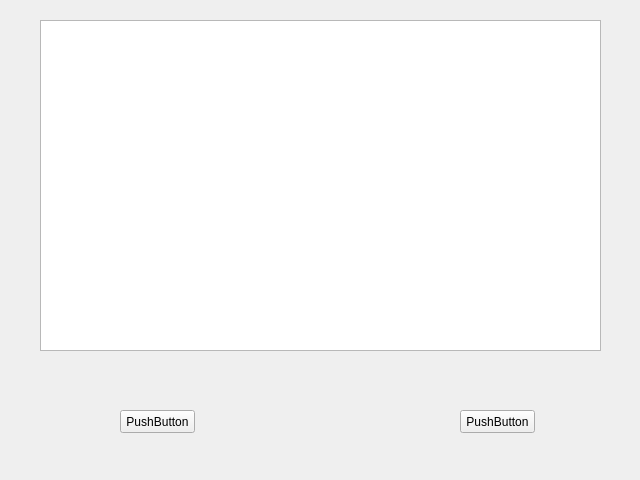
Qt form view/general/general.ui (Nastya-Dlusskaya/Corse-Work) before a commit.
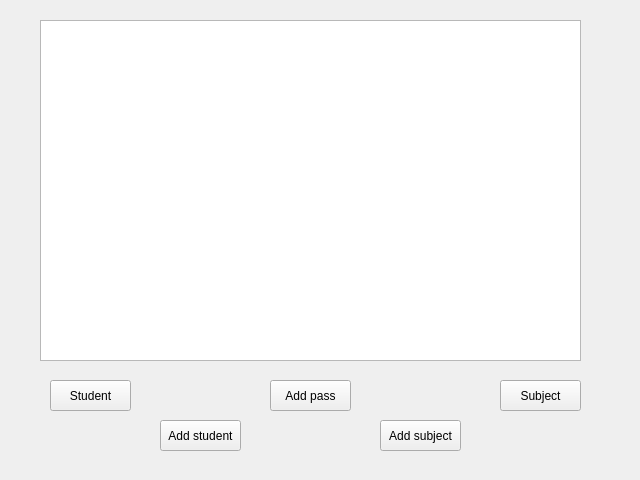
The same form after that commit. Icons and pictures are not drawn.

What changed in the file:
```diff
--- a/view/general/general.ui
+++ b/view/general/general.ui
@@ -16,27 +16,27 @@
   <widget class="QPushButton" name="pushButton">
    <property name="geometry">
     <rect>
-     <x>120</x>
-     <y>410</y>
-     <width>75</width>
-     <height>23</height>
+     <x>50</x>
+     <y>380</y>
+     <width>81</width>
+     <height>31</height>
     </rect>
    </property>
    <property name="text">
-    <string>PushButton</string>
+    <string>Student</string>
    </property>
   </widget>
   <widget class="QPushButton" name="pushButton_2">
    <property name="geometry">
     <rect>
-     <x>460</x>
-     <y>410</y>
-     <width>75</width>
-     <height>23</height>
+     <x>500</x>
+     <y>380</y>
+     <width>81</width>
+     <height>31</height>
     </rect>
    </property>
    <property name="text">
-    <string>PushButton</string>
+    <string>Subject</string>
    </property>
   </widget>
   <widget class="QTextBrowser" name="textBrowser">
@@ -44,11 +44,50 @@
     <rect>
      <x>40</x>
      <y>20</y>
-     <width>561</width>
-     <height>331</height>
+     <width>541</width>
+     <height>341</height>
     </rect>
    </property>
   </widget>
+  <widget class="QPushButton" name="pushButton_3">
+   <property name="geometry">
+    <rect>
+     <x>270</x>
+     <y>380</y>
+     <width>81</width>
+     <height>31</height>
+    </rect>
+   </property>
+   <property name="text">
+    <string>Add pass</string>
+   </property>
+  </widget>
+  <widget class="QPushButton" name="pushButton_4">
+   <property name="geometry">
+    <rect>
+     <x>160</x>
+     <y>420</y>
+     <width>81</width>
+     <height>31</height>
+    </rect>
+   </property>
+   <property name="text">
+    <string>Add student</string>
+   </property>
+  </widget>
+  <widget class="QPushButton" name="pushButton_5">
+   <property name="geometry">
+    <rect>
+     <x>380</x>
+     <y>420</y>
+     <width>81</width>
+     <height>31</height>
+    </rect>
+   </property>
+   <property name="text">
+    <string>Add subject</string>
+   </property>
+  </widget>
  </widget>
  <resources/>
  <connections>
```
Left out of the diff: 57 changed lines with no effect on the pictures.
